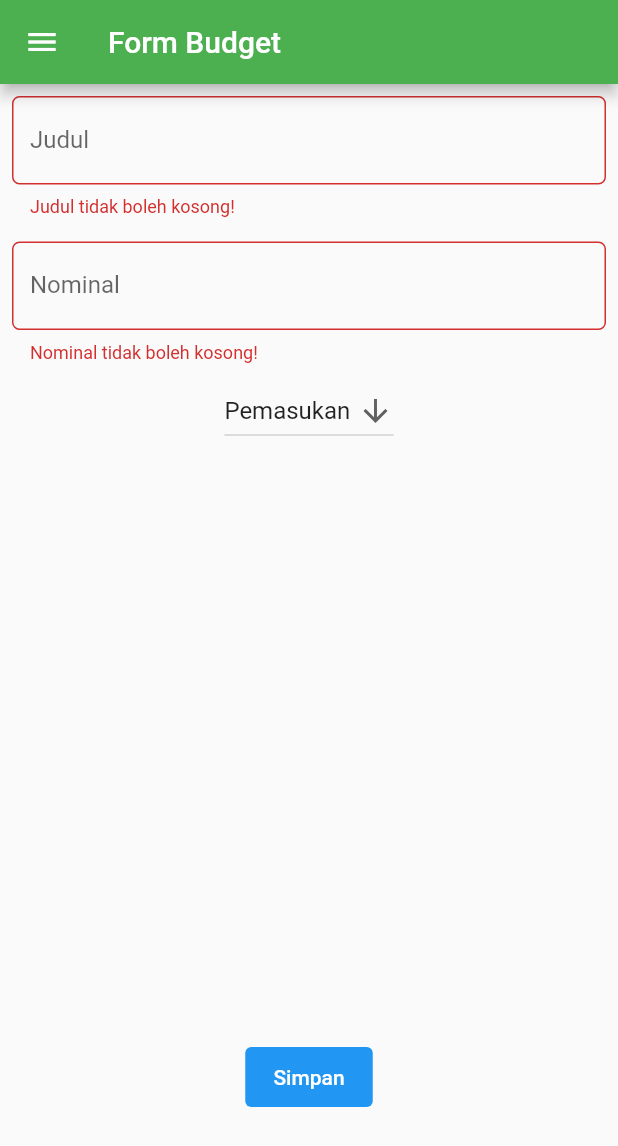
After one commit to FathanHad/pbp-flutter-lab, a Flutter app: the MyFormPage screen opened directly, after a tap on "Simpan", on a phone screen of 412 x 824 dp. The commit adds this screen. Shown: the top 1146 px of the screen. Run offline on Flutter 3.47's test engine with Material 2 defaults, Android fonts, the phone set to English and light mode, and no system bars; our stand-ins replace google_fonts.

Commit message:
commit tugas 8

```diff
--- /dev/null
+++ b/counter_7/lib/form.dart
@@ -0,0 +1,224 @@
+import 'package:counter_7/main.dart';
+import 'package:flutter/material.dart';
+import 'package:counter_7/data.dart';
+import 'package:flutter/services.dart';
+import 'package:google_fonts/google_fonts.dart';
+
+
+class Budget {
+  String namaJudul;
+  int nominal;
+  String jenis;
+
+  Budget(this.namaJudul, this.nominal, this.jenis);
+}
+
+class Tampil {
+  static List<Budget> Contain = <Budget>[];
+}
+
+class MyFormPage extends StatefulWidget {
+  const MyFormPage({super.key});
+
+  @override
+  State<MyFormPage> createState() => _MyFormPageState();
+}
+
+class _MyFormPageState extends State<MyFormPage> {
+  final _formKey = GlobalKey<FormState>();
+  String _namaJudul = "";
+  int nominal = 0;
+  String jenis = 'Pemasukan';
+  List<String> listJenis = ['Pemasukan', 'Pengeluaran'];
+
+  @override
+  Widget build(BuildContext context) {
+    return Scaffold(
+      appBar: AppBar(
+        title: Text('Form Budget'),
+      ),
+      drawer: Drawer(
+        child: Column(
+          children: [
+            ListTile(
+              title: const Text("counter_7"),
+              onTap: () {
+                Navigator.pushReplacement(
+                  context,
+                  MaterialPageRoute(builder: (context) => const MyHomePage()),
+                );
+              },
+            ),
+            ListTile(
+              title: const Text('Tambah Budget'),
+              onTap: () {
+                // Route menu ke halaman form
+                Navigator.pushReplacement(
+                  context,
+                  MaterialPageRoute(builder: (context) => const MyFormPage()),
+                );
+              },
+            ),
+            ListTile(
+              title: const Text('Data Budget'),
+              onTap: () {
+                // Route menu ke halaman form
+                Navigator.pushReplacement(
+                  context,
+                  MaterialPageRoute(builder: (context) => const MyDataPage()),
+                );
+              },
+            ),
+          ],
+        ),
+      ),
+      body: Form(
+        key: _formKey,
+        child: SingleChildScrollView(
+          child: Container(
+            child: Column(
+              children: [
+                Padding(
+                  padding: const EdgeInsets.all(8.0),
+                  child: TextFormField(
+                    decoration: InputDecoration(
+                        hintText: "Contoh: Di Suatu Hari nan Cerah",
+                        labelText: "Judul",
+                        border: OutlineInputBorder(
+                          borderRadius: BorderRadius.circular(5.0),
+                        )),
+
+                    // Menambahkan behavior saat nama diketik
+                    onChanged: (String? value) {
+                      setState(() {
+                        _namaJudul = value!;
+                      });
+                    },
+
+                    // Menambahkan behavior saat data disimpan
+                    onSaved: (String? value) {
+                      setState(() {
+                        _namaJudul = value!;
+                      });
+                    },
+
+                    // Validator sebagai validasi form
+                    validator: (String? value) {
+                      if (value == null || value.isEmpty) {
+                        return 'Judul tidak boleh kosong!';
+                      }
+                      return null;
+                    },
+                  ),
+                ),
+                Padding(
+                  padding: const EdgeInsets.all(8.0),
+                  child: TextFormField(
+                    keyboardType: TextInputType.number,
+                    inputFormatters: <TextInputFormatter>[
+                      FilteringTextInputFormatter.digitsOnly
+                    ],
+                    decoration: InputDecoration(
+                        hintText: "Contoh: 2 ETH",
+                        labelText: "Nominal",
+                        border: OutlineInputBorder(
+                          borderRadius: BorderRadius.circular(5.0),
+                        )),
+
+                    // Menambahkan behavior saat nama diketik
+                    onChanged: (String? value) {
+                      setState(() {
+                        nominal = int.parse(value!);
+                      });
+                    },
+
+                    // Menambahkan behavior saat data disimpan
+                    onSaved: (String? value) {
+                      setState(() {
+                        nominal = int.parse(value!);
+                      });
+                    },
+
+                    // Validator sebagai validasi form
+                    validator: (String? value) {
+                      if (value == null || value.isEmpty) {
+                        return 'Nominal tidak boleh kosong!';
+                      }
+                      return null;
+                    },
+                  ),
+                ),
+                Padding(
+                  padding: const EdgeInsets.only(),
+                  child: DropdownButton(
+                    value: jenis,
+                    icon: const Icon(Icons.arrow_downward),
+                    items: listJenis.map((String items) {
+                      return DropdownMenuItem(
+                        value: items,
+                        child: Text(items),
+                      );
+                    }).toList(),
+                    onChanged: (String? newValue) {
+                      setState(() {
+                        jenis = newValue!;
+                      });
+                    },
+                  ),
+                ),
+                Padding(
+                    padding: const EdgeInsets.only(top: 400),
+                    child: SizedBox(
+                      height: 40,
+                      width: 85,
+                      child: TextButton(
+                        child: const Text(
+                          "Simpan",
+                          style: TextStyle(color: Colors.white),
+                        ),
+                        style: ButtonStyle(
+                          backgroundColor:
+                              MaterialStateProperty.all(Colors.blue),
+                        ),
+                        onPressed: () {
+                          if (_formKey.currentState!.validate()) {
+                            showDialog(
+                                context: context,
+                                builder: (context) {
+                                  return Dialog(
+                                    shape: RoundedRectangleBorder(
+                                      borderRadius: BorderRadius.circular(10.0),
+                                    ),
+                                    elevation: 15,
+                                    child: ListView(
+                                      padding: const EdgeInsets.all(20.0),
+                                      shrinkWrap: true,
+                                      children: <Widget>[
+                                        Center(
+                                            child:  Text(
+                                                'Berhasil Menambahkan Data !!', style: GoogleFonts.pridi(fontSize: 27))),
+                                        SizedBox(height: 40),
+                                        TextButton(
+                                          onPressed: () {
+                                            Navigator.pop(context);
+                                          },
+                                          child:  Text("Kembali", style: GoogleFonts.pridi(fontSize: 20)),
+                                        ),
+                                      ],
+                                    ),
+                                  );
+                                });
+                            Tampil.Contain.add(
+                                Budget(_namaJudul, nominal, jenis));
+                          }
+                        },
+                      ),
+                    )),
+              ],
+            ),
+          ),
+        ),
+      ),
+    );
+  }
+}
```
Also changed, not shown: counter_7/lib/data.dart (added, +70 -0 lines), counter_7/lib/main.dart (+53 -14 lines), 1 other file.
